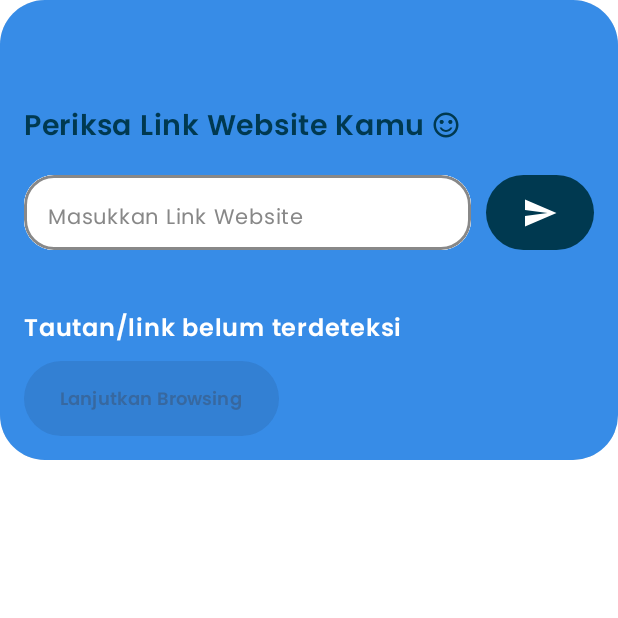
After one commit to gilangrizkiputra/phising-detection-app, an Android app built with Jetpack Compose: the composable PhishingApp shown on its own in the app's theme, on a phone screen of 412 x 824 dp, the top half of it. The commit adds this screen. Run offline under Robolectric (Android 15) with nearby library versions, the phone set to English and light mode, and no system bars.

```diff
--- a/app/build.gradle.kts
+++ b/app/build.gradle.kts
@@ -80,4 +80,5 @@ dependencies {
     implementation("org.jetbrains.kotlinx:kotlinx-coroutines-android:1.5.2")
     implementation ("io.coil-kt:coil-compose:1.4.0")
     implementation ("androidx.compose.ui:ui-tooling:1.0.0-beta01")
+    implementation ("androidx.lifecycle:lifecycle-viewmodel-ktx:2.6.1")
 }
--- /dev/null
+++ b/app/src/main/java/com/project/phistingdetection/MainScreen/MainScreen.kt
@@ -0,0 +1,244 @@
+package com.project.phistingdetection.MainScreen
+
+import android.content.Intent
+import android.health.connect.datatypes.units.Percentage
+import android.net.Uri
+import androidx.compose.foundation.background
+import androidx.compose.foundation.border
+import androidx.compose.foundation.layout.Arrangement
+import androidx.compose.foundation.layout.Column
+import androidx.compose.foundation.layout.Row
+import androidx.compose.foundation.layout.Spacer
+import androidx.compose.foundation.layout.fillMaxWidth
+import androidx.compose.foundation.layout.height
+import androidx.compose.foundation.layout.padding
+import androidx.compose.foundation.layout.width
+import androidx.compose.foundation.shape.RoundedCornerShape
+import androidx.compose.material.icons.Icons
+import androidx.compose.material.icons.filled.Send
+import androidx.compose.material.icons.filled.SentimentSatisfiedAlt
+import androidx.compose.material3.Button
+import androidx.compose.material3.ButtonDefaults
+import androidx.compose.material3.CircularProgressIndicator
+import androidx.compose.material3.Icon
+import androidx.compose.material3.Surface
+import androidx.compose.material3.Text
+import androidx.compose.runtime.Composable
+import androidx.compose.runtime.getValue
+import androidx.compose.runtime.mutableStateOf
+import androidx.compose.runtime.remember
+import androidx.compose.runtime.setValue
+import androidx.compose.ui.Alignment
+import androidx.compose.ui.Modifier
+import androidx.compose.ui.draw.clip
+import androidx.compose.ui.graphics.Color
+import androidx.compose.ui.platform.LocalContext
+import androidx.compose.ui.text.font.FontWeight
+import androidx.compose.ui.text.input.KeyboardType
+import androidx.compose.ui.unit.dp
+import androidx.compose.ui.unit.sp
+import androidx.lifecycle.viewmodel.compose.viewModel
+import com.project.phistingdetection.component.FormInputItem
+import com.project.phistingdetection.ui.theme.blue
+import com.project.phistingdetection.ui.theme.poppinsFontFamily
+import com.project.phistingdetection.ui.theme.turquoiseGreen
+import com.project.phistingdetection.ui.theme.white
+
+@Composable
+fun MainScreen(
+    viewModel: PhishingViewModel = viewModel(),
+    initialUrl: String = "",
+) {
+    var inputLinkUrl by remember {
+        mutableStateOf(initialUrl)
+    }
+
+    MainScreenContent(
+        inputLinkUrl = inputLinkUrl,
+        onInputChange = { inputLinkUrl = it },
+        onCheckUrl = { viewModel.checkUrl(inputLinkUrl) },
+        urlStatus = viewModel.urlStatus,
+        urlSafePercentage = viewModel.urlSafePercentage,
+        isLoading = viewModel.isLoading,
+        isUrlChecked = viewModel.isUrlChecked,
+        isSafe = viewModel.isSafe
+    )
+}
+
+@Composable
+fun MainScreenContent(
+    inputLinkUrl: String,
+    onInputChange: (String) -> Unit,
+    onCheckUrl: () -> Unit,
+    urlStatus: String,
+    urlSafePercentage: String,
+    isLoading: Boolean,
+    isUrlChecked: Boolean,
+    isSafe: Boolean,
+    modifier: Modifier = Modifier
+) {
+    val context = LocalContext.current
+
+    Column {
+        Surface(
+            modifier = modifier
+                .fillMaxWidth()
+                .clip(RoundedCornerShape(30.dp)),
+            color = blue,
+            shadowElevation = 4.dp,
+        ) {
+            Column(
+                modifier = Modifier
+                    .fillMaxWidth()
+                    .padding(start = 16.dp, top = 70.dp, end = 16.dp, bottom = 16.dp)
+            ) {
+                Row (
+                    verticalAlignment = Alignment.CenterVertically,
+                    modifier = Modifier
+                        .fillMaxWidth()
+                ){
+                    Text(
+                        text = "Periksa Link Website Kamu",
+                        fontSize = 19.sp,
+                        fontWeight = FontWeight.SemiBold,
+                        fontFamily = poppinsFontFamily,
+                        color = turquoiseGreen,
+                    )
+                    Icon(
+                        imageVector = Icons.Default.SentimentSatisfiedAlt,
+                        contentDescription = "Sentimen",
+                        tint = turquoiseGreen,
+                        modifier = Modifier
+                            .padding(start = 4.dp)
+                            .width(20.dp)
+                            .height(20.dp)
+                    )
+                }
+
+                Spacer(modifier = Modifier.padding(top = 20.dp))
+                Row(
+                    horizontalArrangement = Arrangement.SpaceBetween,
+                    verticalAlignment = Alignment.CenterVertically,
+                    modifier = Modifier
+                        .fillMaxWidth()
+                ) {
+                    FormInputItem(
+                        value = inputLinkUrl,
+                        onValueChange = onInputChange,
+                        placeable = "Masukkan Link Website",
+                        keyboardType = KeyboardType.Text,
+                        modifier = Modifier
+                            .height(50.dp)
+                            .weight(1f)
+                            .clip(RoundedCornerShape(20.dp))
+                            .background(Color.White)
+                            .border(
+                                width = 1.5.dp,
+                                color = Color.Gray,
+                                shape = RoundedCornerShape(20.dp)
+                            )
+                    )
+                    Spacer(modifier = Modifier.width(10.dp))
+                    Button(
+                        onClick = onCheckUrl,
+                        modifier = Modifier
+                            .height(50.dp)
+                            .padding(0.dp),
+                        colors = ButtonDefaults.buttonColors(
+                            containerColor = turquoiseGreen,
+                            contentColor = white,
+                        ),
+                        enabled = !isLoading
+                    ) {
+                        if (isLoading){
+                            CircularProgressIndicator(
+                                color = white,
+                                strokeWidth = 2.dp,
+                                modifier = Modifier
+                                    .width(20.dp)
+                                    .height(20.dp)
+                            )
+                        }else{
+                            Icon(
+                                imageVector = Icons.Default.Send,
+                                contentDescription = "Send",
+                                tint = white,
+                            )
+                        }
+
+                    }
+                }
+
+                Spacer(modifier = Modifier.height(40.dp))
+
+                if (isUrlChecked) {
+                    Row(
+                        verticalAlignment = Alignment.CenterVertically
+                    ) {
+                        Text(
+                            text = "URL: $inputLinkUrl",
+                            fontWeight = FontWeight.SemiBold,
+                            fontFamily = poppinsFontFamily,
+                            fontSize = 14.sp,
+                            color = white,
+                        )
+                    }
+                    Spacer(modifier = Modifier.height(10.dp))
+                    Text(
+                        text = urlStatus,
+                        fontWeight = FontWeight.SemiBold,
+                        fontFamily = poppinsFontFamily,
+                        fontSize = 16.sp,
+                        color = if (isSafe) Color.Green else Color.Red,
+                    )
+                    Text(
+                        text = urlSafePercentage,
+                        fontWeight = FontWeight.Medium,
+                        fontFamily = poppinsFontFamily,
+                        fontSize = 14.sp,
+                        color = white,
+                    )
+                } else {
+                    Text(
+                        text = "Tautan/link belum terdeteksi",
+                        fontWeight = FontWeight.SemiBold,
+                        fontFamily = poppinsFontFamily,
+                        fontSize = 16.sp,
+                        color = white,
+                    )
+                }
+
+                Spacer(modifier = Modifier.height(10.dp))
+                Button(
+                    onClick = {
+                        val intent = Intent(Intent.ACTION_VIEW, Uri.parse(inputLinkUrl))
+                        context.startActivity(intent)
+                    },
+                    modifier = Modifier
+                        .height(50.dp)
+                        .padding(0.dp),
+                    colors = ButtonDefaults.buttonColors(
+                        containerColor = turquoiseGreen,
+                        contentColor = white,
+                    ),
+                    enabled = isUrlChecked && isSafe
+                ) {
+                    Text(
+                        text = "Lanjutkan Browsing",
+                        fontFamily = poppinsFontFamily,
+                        fontWeight = FontWeight.SemiBold,
+                        fontSize = 12.sp,
+                    )
+                }
+
+            }
+
+        }
+    }
+}
+
+//@Preview(showSystemUi = true)
+//@Composable
+//private fun MainScreenContentPreview() {
+//    MainScreen()
+//}
--- /dev/null
+++ b/app/src/main/java/com/project/phistingdetection/MainScreen/PhisingViewModel.kt
@@ -0,0 +1,73 @@
+package com.project.phistingdetection.MainScreen
+
+import com.project.phistingdetection.data.Retrofit.RetrofitClient
+import androidx.compose.runtime.getValue
+import androidx.compose.runtime.mutableStateOf
+import androidx.compose.runtime.setValue
+import androidx.lifecycle.ViewModel
+import androidx.lifecycle.viewModelScope
+import com.project.phistingdetection.model.UrlRequest
+import kotlinx.coroutines.launch
+import kotlin.math.roundToInt
+
+class PhishingViewModel : ViewModel() {
+
+    var urlStatus by mutableStateOf("")
+        private set
+
+    var urlSafePercentage by mutableStateOf("")
+        private set
+
+    var isLoading by mutableStateOf(false)
+        private set
+
+    var isUrlChecked by mutableStateOf(false)
+        private set
+
+    var isSafe by mutableStateOf(false)
+        private set
+
+    // Fungsi untuk memeriksa URL
+    fun checkUrl(url: String) {
+        if (url.isBlank()) {
+            urlStatus = "URL tidak boleh kosong"
+            return
+        }
+
+        isLoading = true
+        isUrlChecked = false
+
+        viewModelScope.launch {
+            try {
+
+                val request = UrlRequest(url = url)
+
+                val response = RetrofitClient.instance.checkUrl(request)
+
+                isUrlChecked = true
+                isSafe = response.status == "Aman"
+
+                urlStatus = if (isSafe) {
+                    "Link 100% AMAN digunakan"
+                } else {
+                    "Link 100% TIDAK AMAN digunakan"
+                }
+
+                val safePercentage = if (isSafe) {
+                    (response.probability.non_phishing * 100).roundToInt()
+                } else {
+                    (response.probability.phishing * 100).roundToInt()
+                }
+
+                urlSafePercentage = "Tingkat keyakinan: $safePercentage%"
+
+            } catch (e: Exception) {
+                urlStatus = "Error: ${e.message}"
+                isUrlChecked = true
+                isSafe = false
+            } finally {
+                isLoading = false
+            }
+        }
+    }
+}
--- /dev/null
+++ b/app/src/main/java/com/project/phistingdetection/PhishingApp.kt
@@ -0,0 +1,13 @@
+package com.project.phistingdetection
+
+import androidx.compose.runtime.Composable
+import androidx.compose.ui.Modifier
+import com.project.phistingdetection.MainScreen.MainScreen
+
+@Composable
+fun PhishingApp(
+    modifier: Modifier = Modifier,
+    initialUrl: String = ""
+) {
+    MainScreen(initialUrl = initialUrl)
+}
--- /dev/null
+++ b/app/src/main/java/com/project/phistingdetection/component/FormInputItem.kt
@@ -0,0 +1,59 @@
+package com.project.phistingdetection.component
+
+import androidx.compose.foundation.text.KeyboardOptions
+import androidx.compose.material3.ExperimentalMaterial3Api
+import androidx.compose.material3.Text
+import androidx.compose.material3.TextField
+import androidx.compose.material3.TextFieldDefaults
+import androidx.compose.runtime.Composable
+import androidx.compose.ui.Modifier
+import androidx.compose.ui.graphics.Color
+import androidx.compose.ui.text.font.FontWeight
+import androidx.compose.ui.text.input.KeyboardType
+import androidx.compose.ui.text.style.TextAlign
+import androidx.compose.ui.unit.sp
+import com.project.phistingdetection.ui.theme.poppinsFontFamily
+
+@OptIn(ExperimentalMaterial3Api::class)
+@Composable
+fun FormInputItem(
+    value: String,
+    onValueChange: (String) -> Unit,
+    placeable: String,
+    keyboardType: KeyboardType,
+    modifier: Modifier = Modifier,
+) {
+    TextField(
+        value = value,
+        onValueChange = onValueChange,
+        placeholder = {
+            Text(
+                text = placeable,
+                fontSize = 14.sp,
+                fontFamily = poppinsFontFamily,
+                fontWeight = FontWeight.Normal,
+                color = Color.Gray,
+                textAlign = TextAlign.Start,
+            )
+        },
+        textStyle = androidx.compose.ui.text.TextStyle(
+            fontSize = 14.sp,
+            fontFamily = poppinsFontFamily,
+            fontWeight = FontWeight.Normal,
+            color = Color.Black,
+            textAlign = TextAlign.Start
+        ),
+        keyboardOptions = KeyboardOptions.Default.copy(
+            keyboardType = keyboardType
+        ),
+        colors = TextFieldDefaults.outlinedTextFieldColors(
+            containerColor = Color.White,
+            focusedBorderColor = Color.Transparent,
+            unfocusedBorderColor = Color.Transparent,
+
+        ),
+        modifier = modifier,
+        singleLine = true,
+        maxLines = 1,
+    )
+}
--- a/app/src/main/java/com/project/phistingdetection/ui/theme/Color.kt
+++ b/app/src/main/java/com/project/phistingdetection/ui/theme/Color.kt
@@ -17,5 +17,5 @@ val black = Color(0xFF000000)
 val white = Color(0xFFFFFFFF)
 val green = Color(0xFF05FF00)
 val red = Color(0xFFFF1C1C)
-val grey = Color(0xFFF4F2F7)
+val gray = Color(0xFFF4F2F7)
 val darkGrey = Color(0xFF8A8A8E)
--- /dev/null
+++ b/app/src/main/res/xml/network_security_config.xml
@@ -0,0 +1,6 @@
+<?xml version="1.0" encoding="utf-8"?>
+<network-security-config>
+    <domain-config cleartextTrafficPermitted="true">
+        <domain includeSubdomains="true">192.168.100.102</domain>
+    </domain-config>
+</network-security-config>
```
Also changed, not shown: app/src/main/AndroidManifest.xml (+11 -1 lines), app/src/main/java/com/project/phistingdetection/MainActivity.kt (+9 -19 lines), app/src/main/java/com/project/phistingdetection/data/Retrofit/Phishing.kt (added, +11 -0 lines), app/src/main/java/com/project/phistingdetection/data/Retrofit/RetrofitClient.kt (added, +17 -0 lines), app/src/main/java/com/project/phistingdetection/model/PhisingResponse.kt (added, +18 -0 lines).
